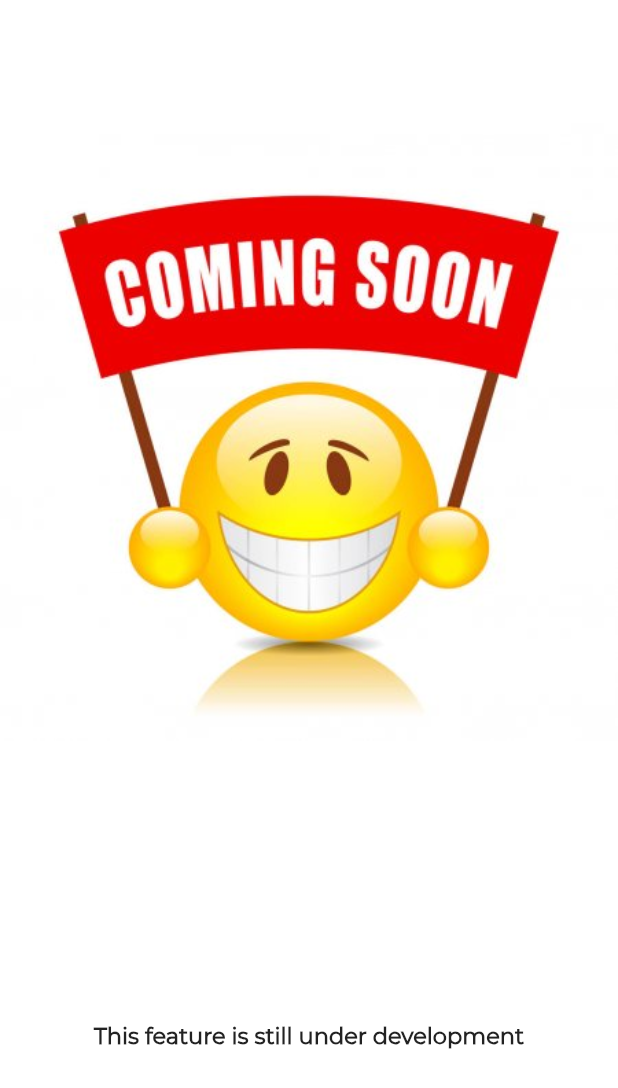
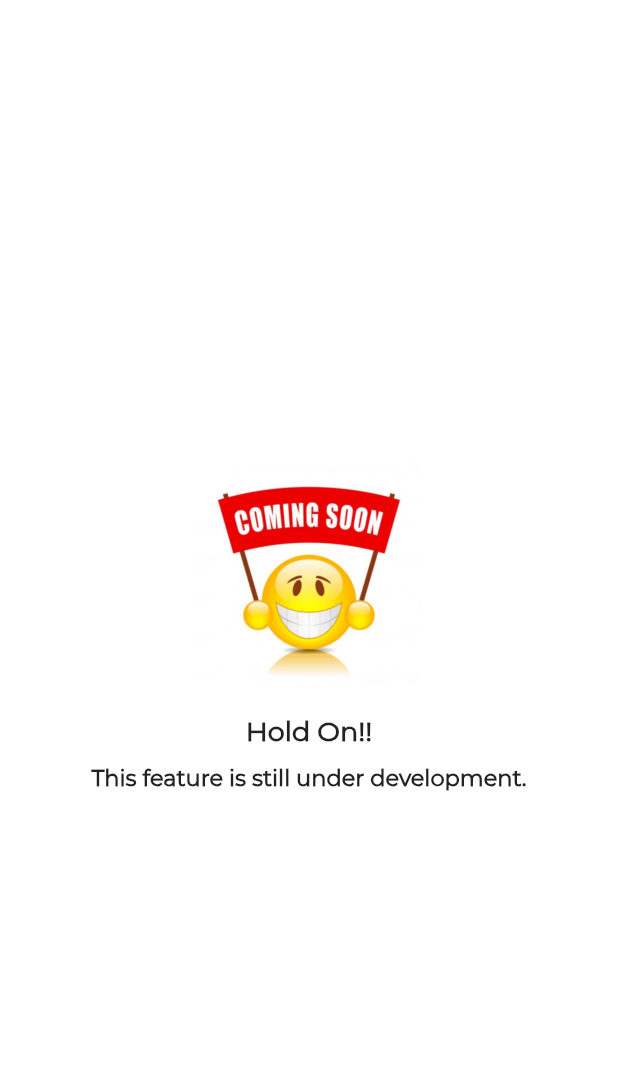
Before and after one commit to ebaah46/radio-app, a Flutter app: the ComingSoon widget shown alone on an empty page, opened directly, on a phone screen of 412 x 824 dp. Shown: the top 1088 px of the screen. Run offline on Flutter 3.47's test engine with Material 2 defaults, Android fonts, the phone set to English and light mode, and no system bars; our stand-ins replace bloc, dio, email_validator, equatable, flutter_bloc, flutter_rating_bar and 7 more; missing offline and left inert: audioplayer; accounts and stored records are empty; network calls fail.

Commit message:
All views done

```diff
--- a/lib/Screens/coming.dart
+++ b/lib/Screens/coming.dart
@@ -15,18 +15,41 @@ class ComingSoon extends StatelessWidget {
         crossAxisAlignment: CrossAxisAlignment.stretch,
         children: <Widget>[
           SizedBox(height: 20),
-          Expanded(
-              flex: 2,
-              child: Image.asset(
-                'assets/images/soon.jpg',
-                fit: BoxFit.fitWidth,
+          Container(
+              height: 150.0,
+              width: 150.0,
+              constraints: BoxConstraints(maxHeight: 150, maxWidth: 150),
+              child: FittedBox(
+                child: Image.asset(
+                  'assets/images/soon.jpg',
+                  fit: BoxFit.cover,
+                  // height: 200,
+                  // width: 200,
+                ),
               )),
-          Expanded(
-              child: Center(
+          Container(
+              child: Column(
+            children: <Widget>[
+              Center(
+                  child: Center(
+                child: Padding(
+                  padding: const EdgeInsets.only(top: 20.0, bottom: 10.0),
                   child: Text(
-            'This feature is still under development',
-            style: TextStyle(fontSize: 15, fontWeight: FontWeight.w600),
-          )))
+                    'Hold On!!',
+                    style: TextStyle(fontSize: 18, fontWeight: FontWeight.bold),
+                  ),
+                ),
+              )),
+              Center(
+                  child: Padding(
+                padding: const EdgeInsets.only(bottom: 10.0),
+                child: Text(
+                  'This feature is still under development.',
+                  style: TextStyle(fontSize: 15, fontWeight: FontWeight.w600),
+                ),
+              )),
+            ],
+          ))
         ],
       ),
     );
--- a/lib/Screens/home.dart
+++ b/lib/Screens/home.dart
@@ -28,6 +28,7 @@ class _HomePageState extends State<HomePage> {
   Widget build(BuildContext context) {
     return Scaffold(
         body: DefaultTabController(
+            initialIndex: 1,
             length: 3,
             child: Scaffold(
               backgroundColor: Colors.white,
```
Also changed, not shown: lib/Screens/favorites.dart (+35 -14 lines), lib/Screens/login.dart (+11 -9 lines), lib/Screens/messages.dart (+7 -2 lines), lib/Screens/register.dart (+7 -5 lines).
